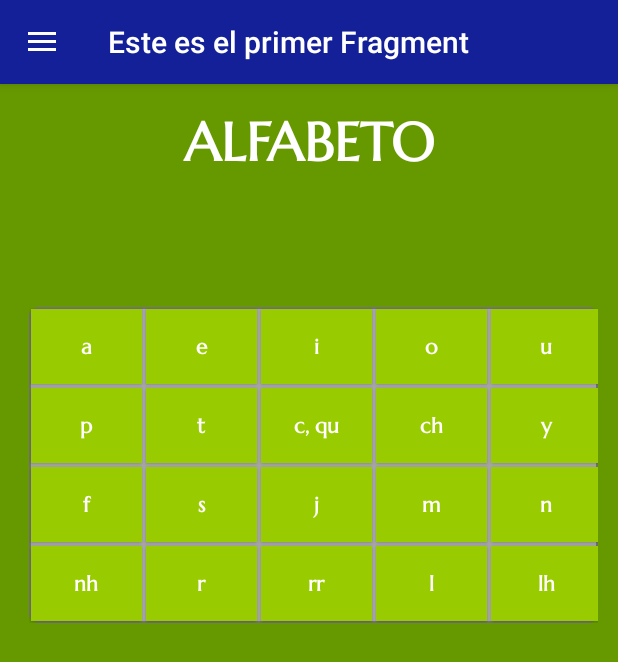
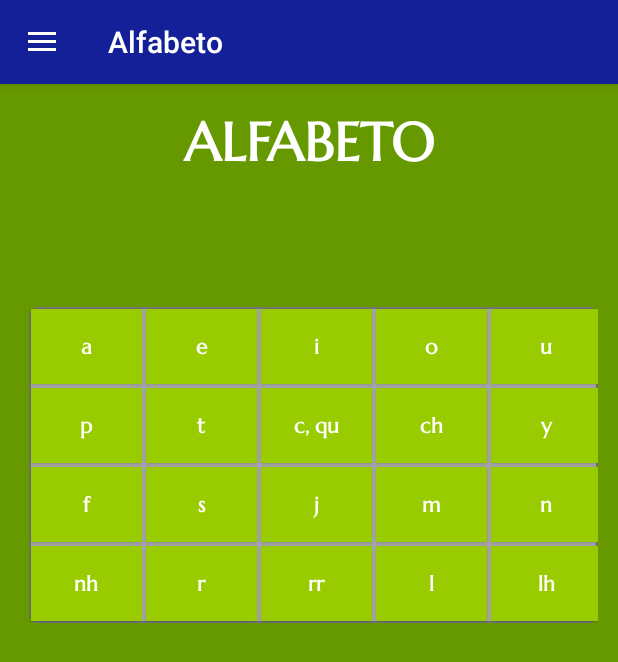
Before and after one commit to munozviolin/AppTCU, an Android app: the screen it shows after launch (MainActivity), after a tap on "Alfabeto", on a phone screen of 412 x 824 dp. Shown: the top 662 px of the screen. Run offline under Robolectric (Android 15) with nearby library versions, the phone set to English and light mode, and no system bars; Roboto replaces fonts that are not available here; 1 other tap on this screen came first.

Commit message:
Títulos de fragments corregidos

```diff
--- a/app/src/main/java/com/tcu/munozviolin/navigationdrawer/MainActivity.java
+++ b/app/src/main/java/com/tcu/munozviolin/navigationdrawer/MainActivity.java
@@ -44,7 +44,7 @@ public class MainActivity extends AppCompatActivity
         navigationView.setNavigationItemSelectedListener(this);
 
         //LO QUE SE MUESTRA AL INICIAR LA APP
-        setTitle("Este es el primer Fragment");
+        setTitle("Alfabeto");
         Fragment1 fragment = new Fragment1();
         FragmentTransaction fragmentTransaction = getSupportFragmentManager().beginTransaction();
         fragmentTransaction.replace(R.id.fram, fragment, "Fragment1");
@@ -91,19 +91,19 @@ public class MainActivity extends AppCompatActivity
         int id = item.getItemId();
 
         if (id == R.id.nav_fl) {
-            setTitle("Este es el primer Fragment");
+            setTitle("Alfabeto");
             Fragment1 fragment = new Fragment1();
             FragmentTransaction fragmentTransaction = getSupportFragmentManager().beginTransaction();
             fragmentTransaction.replace(R.id.fram, fragment, "Fragment1");
             fragmentTransaction.commit();
         } else if (id == R.id.nav_f2) {
-            setTitle("Fragment2");
+            setTitle("Equivalencias");
             Fragment2 fragment = new Fragment2();
             FragmentTransaction fragmentTransaction = getSupportFragmentManager().beginTransaction();
             fragmentTransaction.replace(R.id.fram, fragment, "Fragment2");
             fragmentTransaction.commit();
         } else if (id == R.id.nav_f3) {
-            setTitle("Fragment3");
+            setTitle("Créditos");
             Fragment3 fragment = new Fragment3();
             FragmentTransaction fragmentTransaction = getSupportFragmentManager().beginTransaction();
             fragmentTransaction.replace(R.id.fram, fragment, "Fragment3");
```
